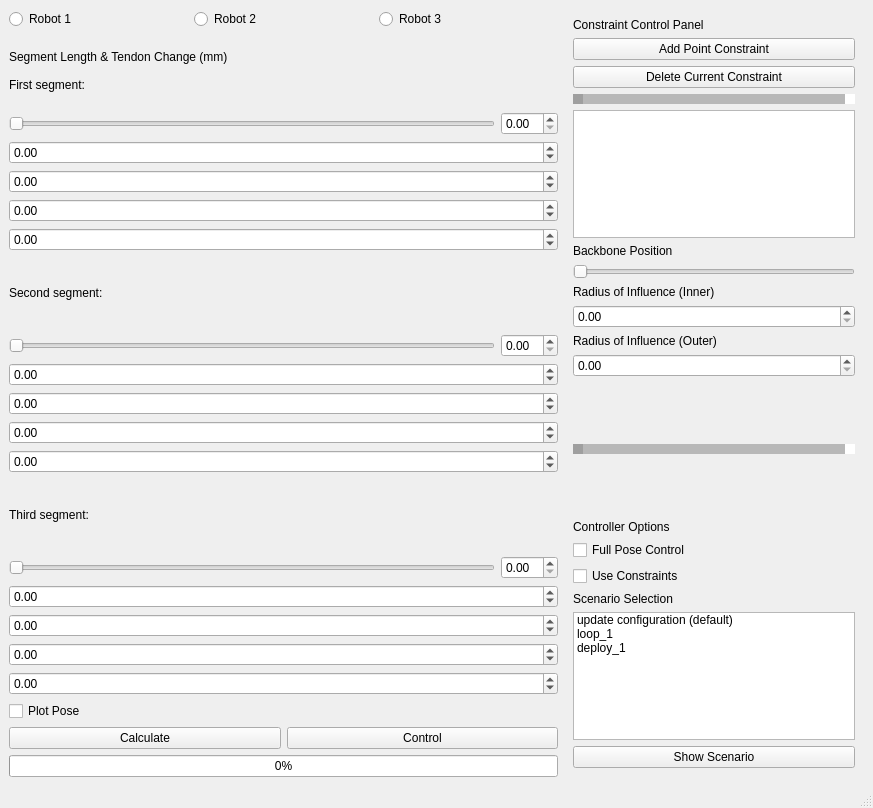
This is mainwindow.ui in jeremyxu1998/TDCR_Simulator as Qt 5 draws it before an edit. The edited form follows.
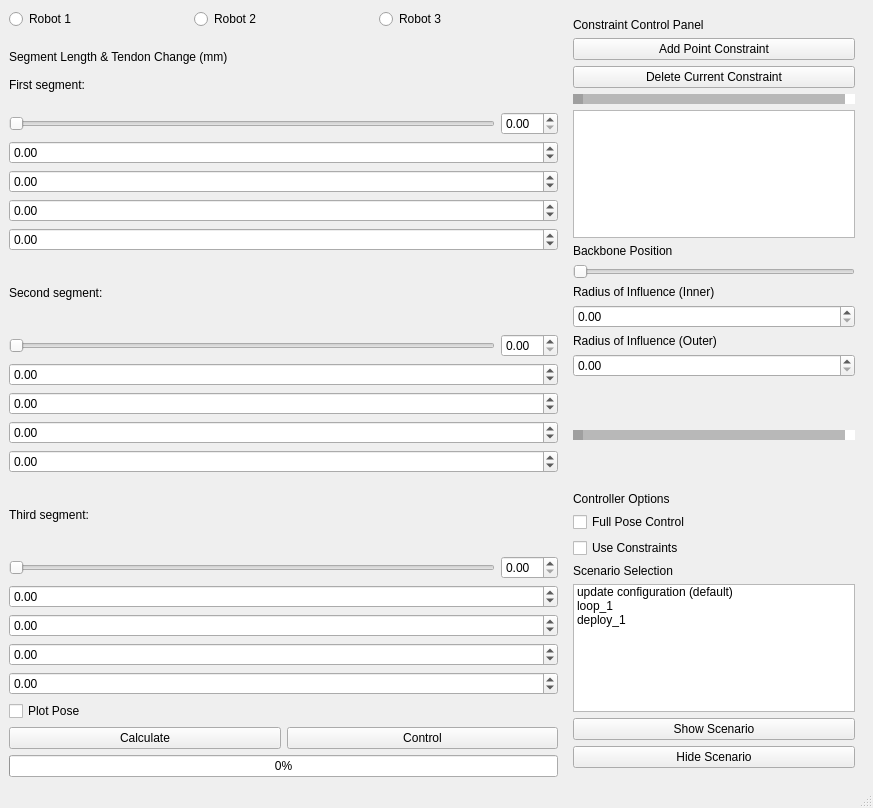
This is the edited form.

Commit message: added scenario visualization and finished scenario loading

Diff of the .ui file:
```diff
--- a/mainwindow.ui
+++ b/mainwindow.ui
@@ -531,6 +531,13 @@
          </property>
         </widget>
        </item>
+       <item>
+        <widget class="QPushButton" name="hideScenarioButton">
+         <property name="text">
+          <string>Hide Scenario</string>
+         </property>
+        </widget>
+       </item>
       </layout>
      </widget>
     </item>
```
The commit also changes 6 other files.
